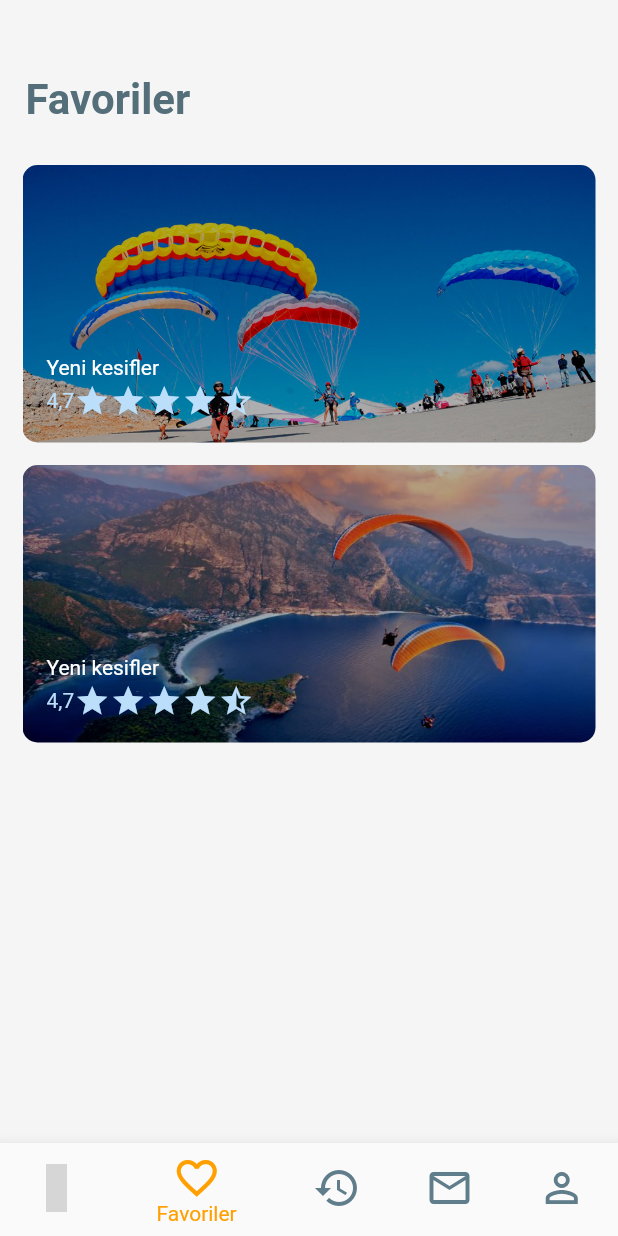
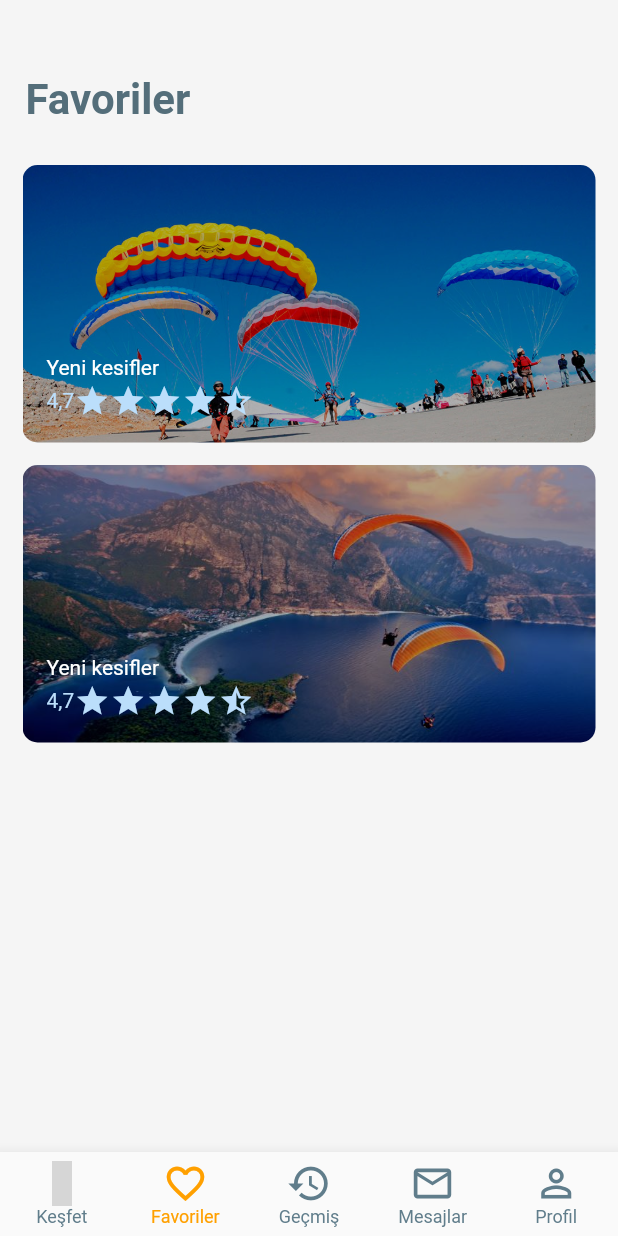
Before and after one commit to semsturgut/xfly_demo, a Flutter app: the screen it shows after launch, item 2 of the bottom bar chosen, on a phone screen of 412 x 824 dp. Run offline on Flutter 3.47's test engine with Material 2 defaults, Android fonts, the phone set to English and light mode, and no system bars; our stand-ins replace geolocator, google_maps_flutter, material_design_icons_flutter; grey boxes are pictures that could not be loaded.

Commit message:
Kaydirma hatasi duzeltildi Search bar inceltildi Alt bar sadelestirildi

```diff
--- a/lib/main.dart
+++ b/lib/main.dart
@@ -18,8 +18,6 @@ class MyHomePage extends StatefulWidget {
 
 class _MyHomePageState extends State<MyHomePage> {
   int _selectedIndex = 0;
-  static const TextStyle optionStyle =
-      TextStyle(fontSize: 30, fontWeight: FontWeight.bold);
   static List<Widget> _widgetOptions = <Widget>[
     Stack(children: <Widget>[
       Map(),
@@ -43,25 +41,27 @@ class _MyHomePageState extends State<MyHomePage> {
         child: _widgetOptions.elementAt(_selectedIndex),
       ),
       bottomNavigationBar: BottomNavigationBar(
+        type: BottomNavigationBarType.fixed,
+        selectedFontSize: 12,
         items: const <BottomNavigationBarItem>[
           BottomNavigationBarItem(
-            icon: Icon(MdiIcons.homeVariantOutline, size: 32),
+            icon: Icon(MdiIcons.homeVariantOutline, size: 30),
             title: Text('Keşfet'),
           ),
           BottomNavigationBarItem(
-            icon: Icon(Icons.favorite_border, size: 32),
+            icon: Icon(Icons.favorite_border, size: 30),
             title: Text('Favoriler'),
           ),
           BottomNavigationBarItem(
-            icon: Icon(Icons.history, size: 32),
+            icon: Icon(Icons.history, size: 30),
             title: Text('Geçmiş'),
           ),
           BottomNavigationBarItem(
-            icon: Icon(Icons.mail_outline, size: 32),
+            icon: Icon(Icons.mail_outline, size: 30),
             title: Text('Mesajlar'),
           ),
           BottomNavigationBarItem(
-            icon: Icon(Icons.person_outline, size: 32),
+            icon: Icon(Icons.person_outline, size: 30),
             title: Text('Profil'),
           ),
         ],
--- a/pubspec.yaml
+++ b/pubspec.yaml
@@ -24,8 +24,8 @@ dependencies:
   geolocator: ^5.1.4+1
   location: ^2.3.5
   provider: ^3.1.0
-  sliding_up_panel: ^0.3.6
   google_maps_flutter: ^0.5.11
+
   # The following adds the Cupertino Icons font to your application.
   # Use with the CupertinoIcons class for iOS style icons.
   cupertino_icons: ^0.1.2
```
Also changed, not shown: lib/screens/home.dart (+17 -56 lines), pubspec.lock.
